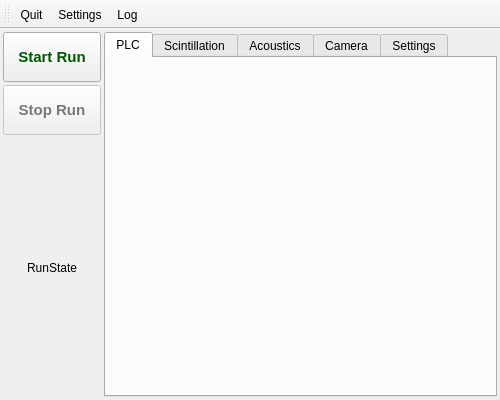
Above: ui/mainwindow.ui from SBC-Collaboration/SBC-RunControl before the change. Below: the same form after it.
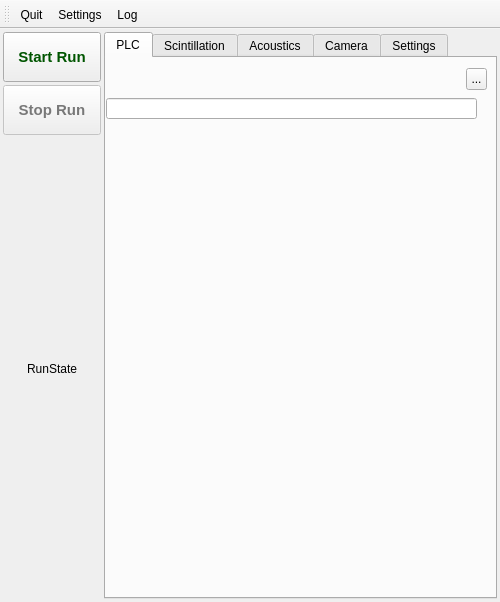
That is the form after the change. Icons and pictures are not drawn.

Commit message: Test file select dialog button

Patch:
```diff
--- a/ui/mainwindow.ui
+++ b/ui/mainwindow.ui
@@ -7,7 +7,7 @@
     <x>0</x>
     <y>0</y>
     <width>500</width>
-    <height>400</height>
+    <height>602</height>
    </rect>
   </property>
   <property name="sizePolicy">
@@ -141,6 +141,33 @@
        <attribute name="title">
         <string>PLC</string>
        </attribute>
+       <widget class="QToolButton" name="file_but">
+        <property name="geometry">
+         <rect>
+          <x>360</x>
+          <y>10</y>
+          <width>21</width>
+          <height>22</height>
+         </rect>
+        </property>
+        <property name="text">
+         <string>...</string>
+        </property>
+        <property name="icon">
+         <iconset resource="../resources/resources.qrc">
+          <normaloff>:/icons/open.png</normaloff>:/icons/open.png</iconset>
+        </property>
+       </widget>
+       <widget class="QLineEdit" name="file_path">
+        <property name="geometry">
+         <rect>
+          <x>0</x>
+          <y>40</y>
+          <width>371</width>
+          <height>21</height>
+         </rect>
+        </property>
+       </widget>
       </widget>
       <widget class="QWidget" name="scint_tab">
        <attribute name="title">
```
Left out of the diff: 137 changed lines with no effect on the pictures. The commit also changes 11 other files.
